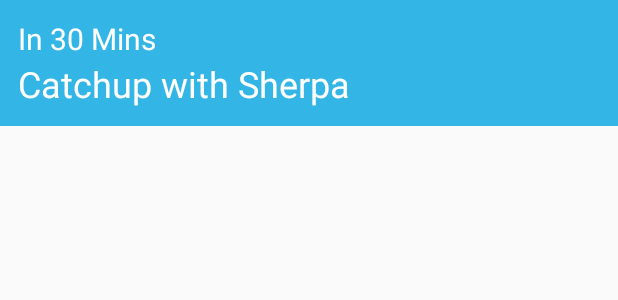
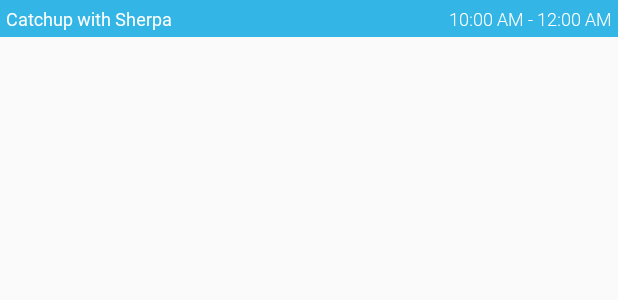
Before and after one commit to Calendar-Events-Manager/Calendar-Events-Android-App, an Android app: the layout item_meeting.xml on its own in the app's theme, with its tools: preview values and no code run, on a phone screen of 412 x 824 dp. Shown: the top 300 px of the screen. Run offline under Robolectric (Android 15) with nearby library versions, the phone set to English and light mode, and no system bars.

Commit message:
1. Added colors and fonts for UI.

```diff
--- a/app/src/main/java/com/mymeetings/android/model/CalendarEventWithViewAlert.kt
+++ b/app/src/main/java/com/mymeetings/android/model/CalendarEventWithViewAlert.kt
@@ -2,7 +2,9 @@ package com.mymeetings.android.model
 
 data class CalendarEventWithViewAlert(
     val calendarEvent: CalendarEvent,
-    val viewAlertType : ViewAlertType
+    val viewAlertType : ViewAlertType,
+    val relativeTime : String,
+    val startToEndTime : String
 )
 
 enum class ViewAlertType {
--- a/app/src/main/res/layout/item_meeting.xml
+++ b/app/src/main/res/layout/item_meeting.xml
@@ -1,44 +1,98 @@
 <?xml version="1.0" encoding="utf-8"?>
 <FrameLayout xmlns:android="http://schemas.android.com/apk/res/android"
     xmlns:tools="http://schemas.android.com/tools"
-    android:orientation="vertical"
     android:layout_width="match_parent"
     android:layout_height="wrap_content"
-    android:padding="12dp"
-    android:background="@android:color/holo_blue_light">
+    android:background="@android:color/transparent"
+    android:orientation="vertical">
+
+    <RelativeLayout
+        android:id="@+id/runningLayout"
+        android:layout_width="match_parent"
+        android:layout_height="wrap_content"
+        android:background="@android:color/holo_blue_light"
+        android:orientation="horizontal"
+        android:padding="4dp"
+        tools:visibility="visible">
 
         <TextView
             android:id="@+id/runningTitleText"
             android:layout_width="wrap_content"
             android:layout_height="wrap_content"
+            android:layout_alignParentStart="true"
+            android:layout_toStartOf="@id/runninTimeText"
+            android:ellipsize="end"
+            android:fontFamily="@font/roboto_regular"
+            android:maxLines="1"
             android:textColor="@android:color/white"
-        android:textSize="16sp"
-        tools:visibility="gone"
-        tools:text="Catchup with Sherpa"/>
+            android:textSize="12sp"
+            tools:text="Catchup with Sherpa" />
+
+        <TextView
+            android:id="@+id/runninTimeText"
+            android:layout_width="wrap_content"
+            android:layout_height="wrap_content"
+            android:layout_alignParentEnd="true"
+            android:layout_centerVertical="true"
+            android:ellipsize="end"
+            android:fontFamily="@font/roboto_light"
+            android:textColor="@android:color/white"
+            android:textSize="12sp"
+            tools:text="10:00 AM - 12:00 AM"
+            tools:visibility="visible" />
+
+    </RelativeLayout>
 
 
     <LinearLayout
         android:id="@+id/upcomingLayout"
         android:layout_width="match_parent"
         android:layout_height="wrap_content"
-        android:orientation="vertical">
+        android:layout_margin="8dp"
+        android:background="@android:color/holo_blue_light"
+        android:orientation="vertical"
+        android:padding="4dp"
+        tools:visibility="gone">
+
+        <RelativeLayout
+            android:layout_width="match_parent"
+            android:layout_height="wrap_content">
+
+            <TextView
+                android:id="@+id/relativeTimeText"
+                android:layout_width="wrap_content"
+                android:layout_height="wrap_content"
+                android:layout_alignParentStart="true"
+                android:layout_toStartOf="@id/timeText"
+                android:ellipsize="end"
+                android:fontFamily="@font/roboto_medium"
+                android:textColor="@android:color/white"
+                android:textSize="12sp"
+                tools:text="In 30 Mins" />
 
             <TextView
                 android:id="@+id/timeText"
                 android:layout_width="wrap_content"
                 android:layout_height="wrap_content"
+                android:layout_alignParentEnd="true"
+                android:layout_centerVertical="true"
+                android:ellipsize="end"
+                android:fontFamily="@font/roboto_light"
                 android:textColor="@android:color/white"
-            android:textSize="20sp"
-            tools:text="In 30 Mins"/>
+                android:textSize="12sp"
+                tools:text="10:00 AM - 12:00 AM"
+                tools:visibility="visible" />
+
+        </RelativeLayout>
 
         <TextView
             android:id="@+id/titleText"
             android:layout_width="wrap_content"
             android:layout_height="wrap_content"
             android:textColor="@android:color/white"
-            android:textSize="24sp"
-            tools:text="Catchup with Sherpa"/>
-
+            android:textSize="16sp"
+            android:fontFamily="@font/roboto_regular"
+            tools:text="Catchup with Sherpa" />
 
 
     </LinearLayout>
--- a/app/src/main/res/xml/calendar_event_appwidget_info.xml
+++ b/app/src/main/res/xml/calendar_event_appwidget_info.xml
@@ -3,7 +3,7 @@
     xmlns:android="http://schemas.android.com/apk/res/android"
     android:minWidth="160dp"
     android:minHeight="160dp"
-    android:updatePeriodMillis="86400000"
+    android:updatePeriodMillis="60000"
     android:initialLayout="@layout/widget_meetings"
     android:resizeMode="horizontal|vertical"
     android:widgetCategory="home_screen" />
```
Also changed, not shown: app/src/main/java/com/mymeetings/android/model/managers/CalendarEventAlertManager.kt (+37 -8 lines), app/src/main/java/com/mymeetings/android/utils/ClockUtils.kt (+36 -2 lines), app/src/main/java/com/mymeetings/android/view/widgets/CalendarEventWidgetService.kt (+16 -11 lines), app/src/main/res/font-v26/font_roboto_light.xml (added, +7 -0 lines), app/src/main/res/font-v26/font_roboto_medium.xml (added, +7 -0 lines), app/src/main/res/font-v26/font_roboto_regular.xml (added, +7 -0 lines), app/src/main/res/font/font_roboto_light.xml (added, +7 -0 lines), app/src/main/res/font/font_roboto_medium.xml (added, +7 -0 lines), app/src/main/res/font/font_roboto_regular.xml (added, +7 -0 lines), app/src/main/res/font/roboto_light.ttf (added), app/src/main/res/font/roboto_medium.ttf (added), app/src/main/res/font/roboto_regular.ttf (added). Lines whose indentation alone changed are shown as unchanged.
